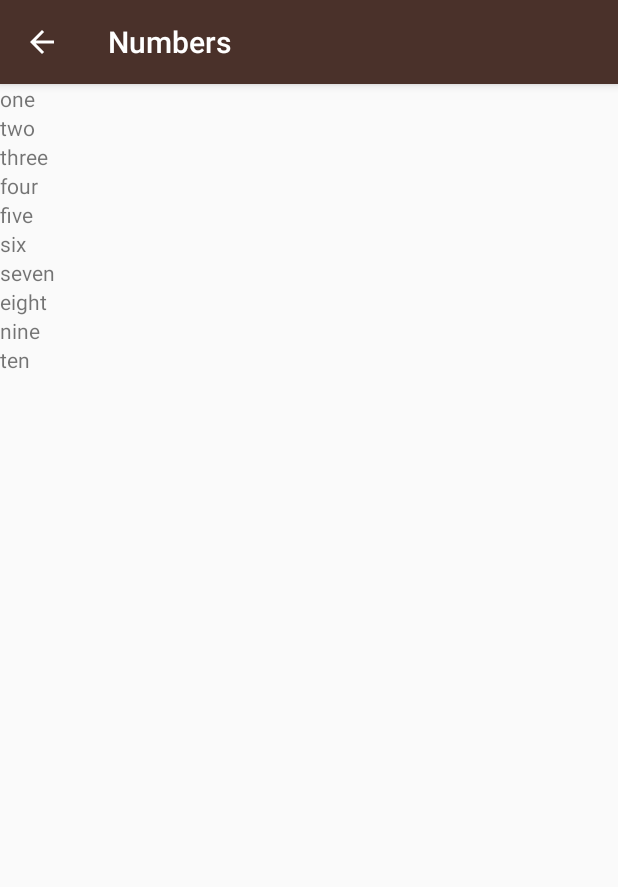
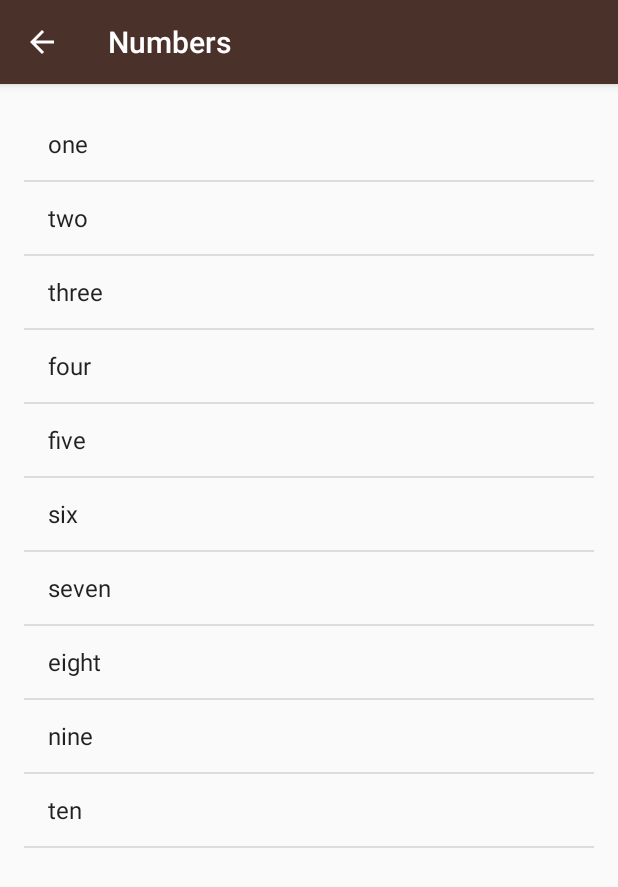
Before and after one commit to MJDavison/Language_Learning_App_Miwok, an Android app: the NumbersActivity screen opened directly, with no data from a screen before it, on a phone screen of 412 x 824 dp. Shown: the top 887 px of the screen. Run offline under Robolectric (Android 15) with nearby library versions, the phone set to English and light mode, and no system bars.

Commit message:
Deleted commented out while loop and commented out the For loop. Replaced the contents of activity_numbers.xml with the content provided in the lesson. Also deleted the LinearLayout 'rootView' as it is not included in the new activity_numbers.xml file.
Similarly to before, Android Studio insists that I don't need a explicit declaration of String when implementing a new ArrayAdapter<String>, so the second String was changed to <>.

```diff
--- a/app/src/main/java/com/example/android/miwok/NumbersActivity.java
+++ b/app/src/main/java/com/example/android/miwok/NumbersActivity.java
@@ -1,8 +1,8 @@
 package com.example.android.miwok;
 
 import android.os.Bundle;
-import android.widget.LinearLayout;
-import android.widget.TextView;
+import android.widget.ArrayAdapter;
+import android.widget.ListView;
 
 import androidx.appcompat.app.AppCompatActivity;
 
@@ -58,38 +58,17 @@
         words.add("nine");
         words.add("ten");
 
-        LinearLayout rootView = findViewById(R.id.rootView);
+        ArrayAdapter<String> itemsAdapter = new ArrayAdapter<>(this, android.R.layout.simple_list_item_1, words);
+        ListView listView = findViewById(R.id.list);
+        listView.setAdapter(itemsAdapter);
 
-        //int index = 0;
+        /*
+        for (int index = 0; index < words.size(); index++) {
 
-        /*TextView wordView = new TextView(this);
-        wordView.setText(words.get(index));
-        rootView.addView(wordView);
-
-        index += 1;
-
-        TextView wordView2 = new TextView(this);
-        wordView2.setText(words.get(index));
-        rootView.addView(wordView2);
-
-        index += 1;
-
-        TextView wordView3 = new TextView(this);
-        wordView3.setText(words.get(index));
-        rootView.addView(wordView3);*/
-
-        /*while (index < 10) {
             TextView wordView = new TextView(this);
             wordView.setText(words.get(index));
             rootView.addView(wordView);
-
-            index++;
         }*/
 
-        for (int index = 0; index < words.size(); index++) {
-            TextView wordView = new TextView(this);
-            wordView.setText(words.get(index));
-            rootView.addView(wordView);
-        }
     }
 }
--- a/app/src/main/res/layout/activity_numbers.xml
+++ b/app/src/main/res/layout/activity_numbers.xml
@@ -1,10 +1,12 @@
 <?xml version="1.0" encoding="utf-8"?>
-<LinearLayout xmlns:android="http://schemas.android.com/apk/res/android"
+<ListView xmlns:android="http://schemas.android.com/apk/res/android"
     xmlns:tools="http://schemas.android.com/tools"
+    android:id="@+id/list"
+    android:orientation="vertical"
     android:layout_width="match_parent"
     android:layout_height="match_parent"
-    android:id="@+id/rootView"
-    android:orientation="vertical"
-    tools:context=".NumbersActivity">
-
-</LinearLayout>
+    android:paddingLeft="@dimen/activity_horizontal_margin"
+    android:paddingTop="@dimen/activity_vertical_margin"
+    android:paddingRight="@dimen/activity_horizontal_margin"
+    android:paddingBottom="@dimen/activity_vertical_margin"
+    tools:context="com.example.android.miwok.NumbersActivity" />
```
